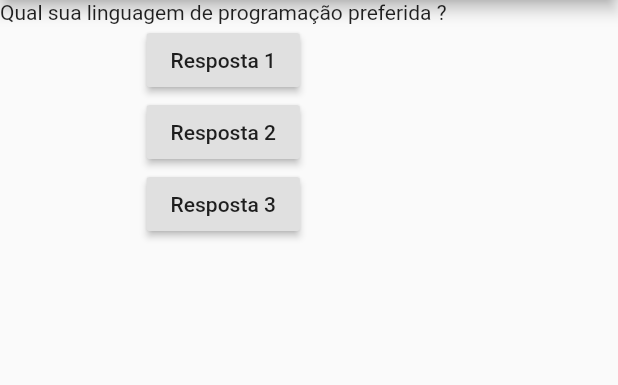
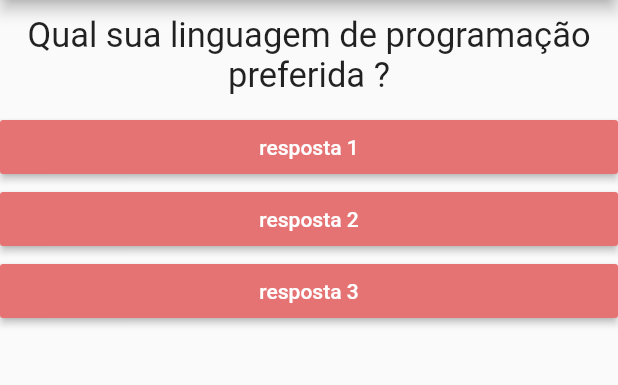
Before and after one commit to Matheus-o-alves/Curso_Flutter_cod3r, a Flutter app: the screen it shows after launch, on a phone screen of 412 x 824 dp, the part 84-469 px from its top. Run offline on Flutter 3.47's test engine with Material 2 defaults, Android fonts, the phone set to English and light mode, and no system bars.

Commit message:
questao + resposta

```diff
--- a/quizApp/lib/main.dart
+++ b/quizApp/lib/main.dart
@@ -1,22 +1,32 @@
 import 'package:flutter/material.dart';
+import './questao.dart';
+import './resposta.dart';
 
 main() => runApp(Quiz());
 
-class QuizState extends State<Quiz> {
-  var perguntaSelect = 0;
-  void responder() {
+class _QuizState extends State<Quiz> {
+  var _perguntaSelect = 0;
+  void _responder() {
     setState(() {
-      perguntaSelect++;
+      _perguntaSelect++;
     });
-    print(perguntaSelect);
   }
 
   @override
   Widget build(BuildContext context) {
-    final List<String> perguntas = [
-      'Qual sua linguagem de programação preferida ?',
-      'Qual seu framework favorito?',
-      'React Native ou Flutter?',
+    final List<Map<String, Object>> perguntas = [
+      {
+        'texto': 'Qual sua linguagem de programação preferida ?',
+        'respostas': ['Dart', 'C++', 'JavaScript', 'Python']
+      },
+      {
+        'texto': 'Qual seu framework favorito?',
+        'respostas': ['Flutter', 'React Native', 'Xamarin', 'Ionic']
+      },
+      {
+        'texto': 'Qual sua IDE preferida?',
+        'respostas': ['Vscode', 'Vim', 'Android Studio']
+      },
     ];
 
     return MaterialApp(
@@ -27,20 +37,11 @@ class QuizState extends State<Quiz> {
             centerTitle: true,
           ),
           body: Column(
-            children: [
-              Text(perguntas.elementAt(perguntaSelect)),
-              RaisedButton(
-                child: Text('Resposta 1'),
-                onPressed: responder,
-              ),
-              RaisedButton(
-                child: Text('Resposta 2'),
-                onPressed: responder,
-              ),
-              RaisedButton(
-                child: Text('Resposta 3'),
-                onPressed: responder,
-              )
+            children: <Widget>[
+              Questao(perguntas[_perguntaSelect]['texto']),
+              Resposta('resposta 1', _responder),
+              Resposta('resposta 2', _responder),
+              Resposta('resposta 3', _responder),
             ],
           ),
         ));
@@ -48,7 +49,7 @@ class QuizState extends State<Quiz> {
 }
 
 class Quiz extends StatefulWidget {
-  QuizState createState() {
-    return QuizState();
+  _QuizState createState() {
+    return _QuizState();
   }
 }
--- /dev/null
+++ b/quizApp/lib/questao.dart
@@ -0,0 +1,18 @@
+import 'package:flutter/material.dart';
+
+class Questao extends StatelessWidget {
+  final String texto;
+  Questao(this.texto);
+  @override
+  Widget build(BuildContext context) {
+    return Container(
+      width: double.infinity,
+      margin: EdgeInsets.all(10),
+      child: Text(
+        texto,
+        style: TextStyle(fontSize: 23),
+        textAlign: TextAlign.center,
+      ),
+    );
+  }
+}
--- /dev/null
+++ b/quizApp/lib/resposta.dart
@@ -0,0 +1,22 @@
+import 'package:flutter/material.dart';
+import './main.dart';
+import './questao.dart';
+
+class Resposta extends StatelessWidget {
+  final String resposta;
+  final void Function() onSelect;
+  Resposta(this.resposta, this.onSelect);
+
+  @override
+  Widget build(BuildContext context) {
+    return Container(
+      width: double.infinity,
+      child: RaisedButton(
+        textColor: Colors.white,
+        color: Colors.red[300],
+        child: Text(resposta),
+        onPressed: onSelect,
+      ),
+    );
+  }
+}
```
